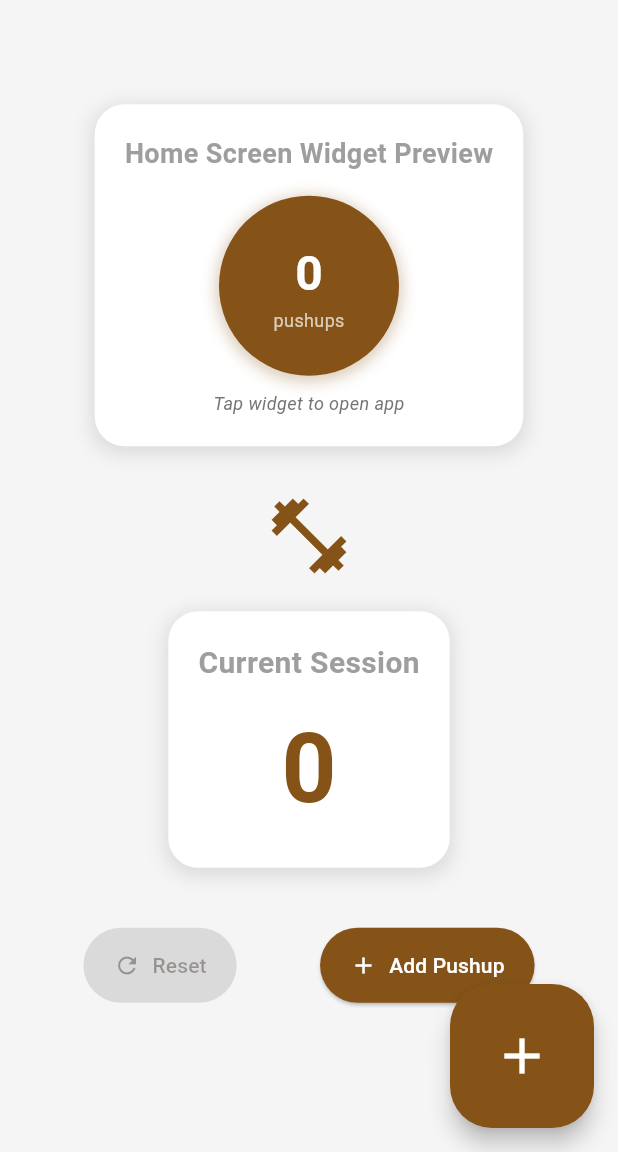
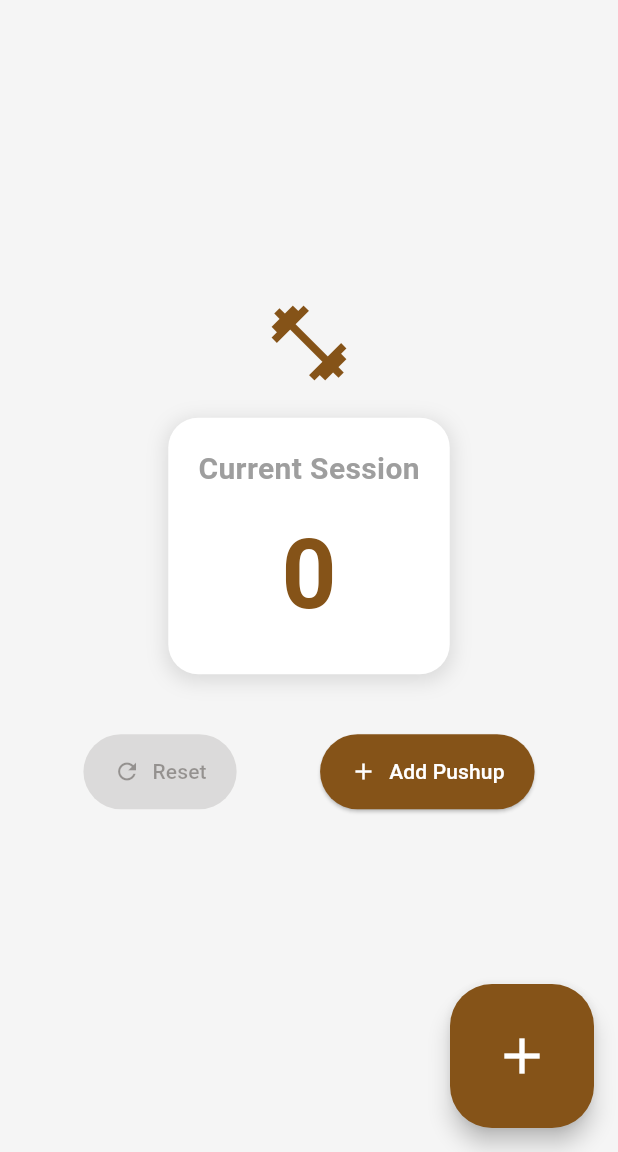
Before and after one commit to jellyfith/pushup-counter, a Flutter app: the screen it shows after launch, on a phone screen of 412 x 824 dp, the part 84-1236 px from its top. Run offline on Flutter 3.47's test engine with Material 3 defaults, Android fonts, the phone set to English and light mode, and no system bars; our stand-ins replace shared_preferences; missing offline and left inert: home_widget.

Commit message:
Remove widget preview in main app

```diff
--- a/lib/main.dart
+++ b/lib/main.dart
@@ -132,88 +132,6 @@ class _PushupCounterHomeState extends State<PushupCounterHome> {
         child: Column(
           mainAxisAlignment: MainAxisAlignment.center,
           children: [
-            // Widget preview section
-            Container(
-              padding: const EdgeInsets.all(20),
-              margin: const EdgeInsets.only(bottom: 30),
-              decoration: BoxDecoration(
-                color: Colors.white,
-                borderRadius: BorderRadius.circular(20),
-                boxShadow: [
-                  BoxShadow(
-                    color: Colors.grey.withOpacity(0.3),
-                    spreadRadius: 2,
-                    blurRadius: 10,
-                    offset: const Offset(0, 3),
-                  ),
-                ],
-              ),
-              child: Column(
-                children: [
-                  const Text(
-                    'Home Screen Widget Preview',
-                    style: TextStyle(
-                      fontSize: 18,
-                      fontWeight: FontWeight.w600,
-                      color: Colors.grey,
-                    ),
-                  ),
-                  const SizedBox(height: 15),
-
-                  // Circular widget preview
-                  Container(
-                    width: 120,
-                    height: 120,
-                    decoration: BoxDecoration(
-                      color: Theme.of(context).colorScheme.primary,
-                      shape: BoxShape.circle,
-                      boxShadow: [
-                        BoxShadow(
-                          color: Theme.of(context)
-                              .colorScheme
-                              .primary
-                              .withOpacity(0.3),
-                          spreadRadius: 2,
-                          blurRadius: 8,
-                          offset: const Offset(0, 2),
-                        ),
-                      ],
-                    ),
-                    child: Column(
-                      mainAxisAlignment: MainAxisAlignment.center,
-                      children: [
-                        Text(
-                          '$_pushupCount',
-                          style: const TextStyle(
-                            fontSize: 32,
-                            fontWeight: FontWeight.bold,
-                            color: Colors.white,
-                          ),
-                        ),
-                        const Text(
-                          'pushups',
-                          style: TextStyle(
-                            fontSize: 12,
-                            color: Colors.white70,
-                          ),
-                        ),
-                      ],
-                    ),
-                  ),
-
-                  const SizedBox(height: 10),
-                  Text(
-                    'Tap widget to open app',
-                    style: TextStyle(
-                      fontSize: 12,
-                      color: Colors.grey[600],
-                      fontStyle: FontStyle.italic,
-                    ),
-                  ),
-                ],
-              ),
-            ),
-
             // Icon representing pushup
             Icon(
               Icons.fitness_center,
```
Also changed, not shown: pubspec.lock, 1 other file.
